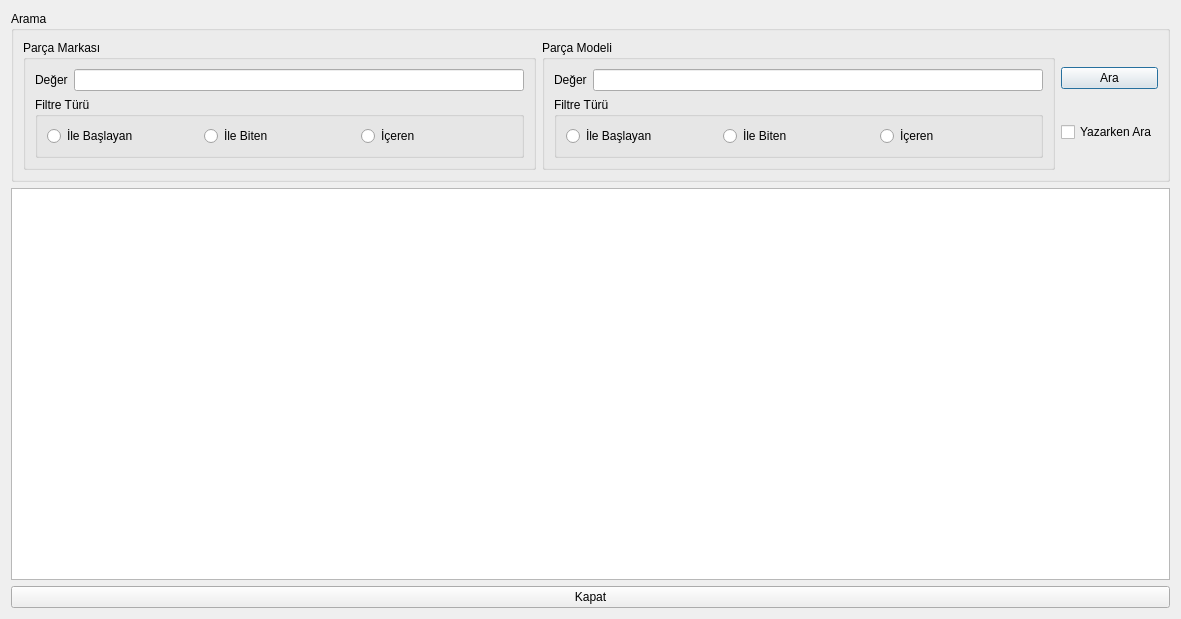
Before: the Qt Designer form Desktop/tekno_market2/TKN_Market/UI/ListeFormlari/tknanakartliste.ui in asirkacar/okulprojesi, drawn with Qt 5.
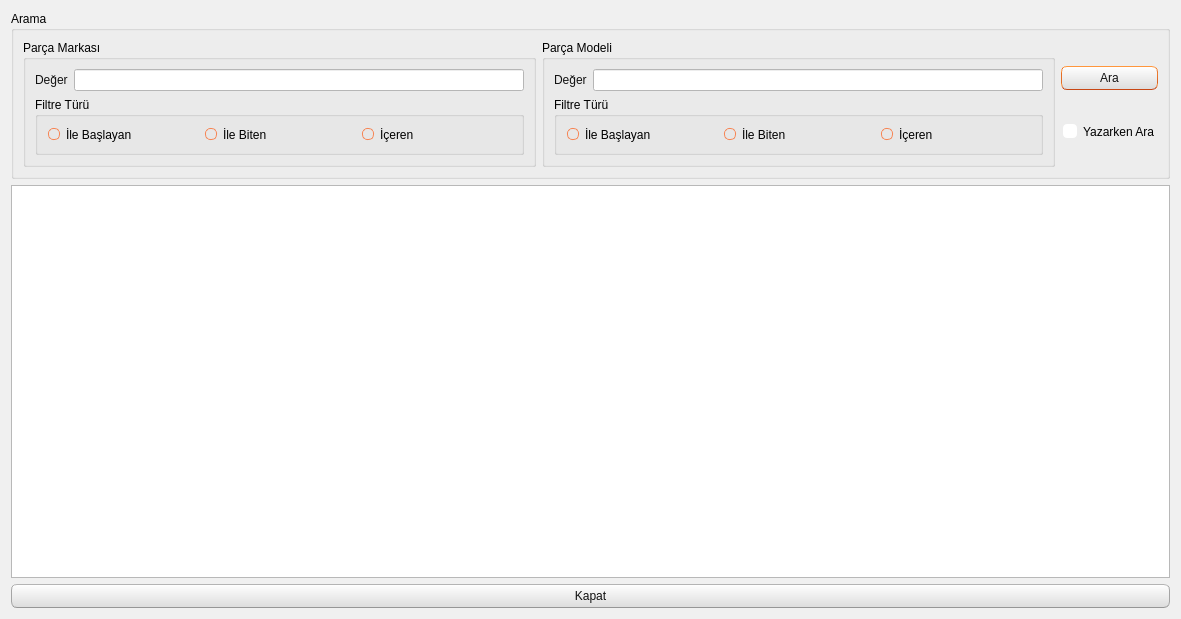
After: the same form once the commit is applied. Icons and pictures are not drawn.

```diff
--- a/Desktop/tekno_market2/TKN_Market/UI/ListeFormlari/tknanakartliste.ui
+++ b/Desktop/tekno_market2/TKN_Market/UI/ListeFormlari/tknanakartliste.ui
@@ -13,6 +13,503 @@
   <property name="windowTitle">
    <string>Dialog</string>
   </property>
+  <property name="styleSheet">
+   <string notr="true">/*
+Ubuntu Style Sheet for QT Applications
+Author: Jaime A. Quiroga P.
+Company: GTRONICK
+Last updated: 09/10/2019 (dd/mm/yyyy), 12:31.
+Available at: https://github.com/GTRONICK/QSS/blob/master/Ubuntu.qss
+*/
+QMainWindow {
+	background-color:#f0f0f0;
+}
+QCheckBox {
+	padding:2px;
+}
+QCheckBox:hover {
+	border:1px solid rgb(255,150,60);
+	border-radius:4px;
+	padding: 1px;
+	background-color:qlineargradient(spread:pad, x1:0.5, y1:1, x2:0.5, y2:0, stop:0 rgba(190, 90, 50, 50), stop:1 rgba(250, 130, 40, 50));
+}
+QCheckBox::indicator:checked {
+	border:1px solid rgb(246, 134, 86);
+	border-radius:4px;
+  	background-color:rgb(246, 134, 86)
+}
+QCheckBox::indicator:unchecked {
+	border-width:1px solid rgb(246, 134, 86);
+	border-radius:4px;
+  	background-color:rgb(255,255,255);
+}
+QColorDialog {
+	background-color:#f0f0f0;
+}
+QComboBox {
+	color:rgb(81,72,65);
+	background: #ffffff;
+}
+QComboBox:editable {
+	selection-color:rgb(81,72,65);
+	selection-background-color: #ffffff;
+}
+QComboBox QAbstractItemView {
+	selection-color: #ffffff;
+	selection-background-color: rgb(246, 134, 86);
+}
+QComboBox:!editable:on, QComboBox::drop-down:editable:on {
+	color:  #1e1d23;	
+}
+QDateTimeEdit, QDateEdit, QDoubleSpinBox, QFontComboBox {
+	color:rgb(81,72,65);
+	background-color: #ffffff;
+}
+
+QDialog {
+	background-color:#f0f0f0;
+}
+
+QLabel,QLineEdit {
+	color:rgb(17,17,17);
+}
+QLineEdit {
+	background-color:rgb(255,255,255);
+	selection-background-color:rgb(236,116,64);
+}
+QMenuBar {
+	color:rgb(223,219,210);
+	background-color:rgb(65,64,59);
+}
+QMenuBar::item {
+	padding-top:4px;
+	padding-left:4px;
+	padding-right:4px;
+	color:rgb(223,219,210);
+	background-color:rgb(65,64,59);
+}
+QMenuBar::item:selected {
+	color:rgb(255,255,255);
+	padding-top:2px;
+	padding-left:2px;
+	padding-right:2px;
+	border-top-width:2px;
+	border-left-width:2px;
+	border-right-width:2px;
+	border-top-right-radius:4px;
+	border-top-left-radius:4px;
+	border-style:solid;
+	background-color:rgb(65,64,59);
+	border-top-color: rgb(47,47,44);
+	border-right-color: qlineargradient(spread:pad, x1:0, y1:1, x2:1, y2:0, stop:0 rgba(90, 87, 78, 255), stop:1 rgba(47,47,44, 255));
+	border-left-color:  qlineargradient(spread:pad, x1:1, y1:0, x2:0, y2:0, stop:0 rgba(90, 87, 78, 255), stop:1 rgba(47,47,44, 255));
+}
+QMenu {
+	color:rgb(223,219,210);
+	background-color:rgb(65,64,59);
+}
+QMenu::item {
+	color:rgb(223,219,210);
+	padding:4px 10px 4px 20px;
+}
+QMenu::item:selected {
+	color:rgb(255,255,255);
+	background-color: qlineargradient(spread:pad, x1:0.5, y1:1, x2:0.5, y2:0, stop:0 rgba(225, 108, 54, 255), stop:1 rgba(246, 134, 86, 255));
+	border-style:solid;
+	border-width:3px;
+	padding:4px 7px 4px 17px;
+	border-bottom-color:qlineargradient(spread:pad, x1:0.5, y1:1, x2:0.5, y2:0, stop:0 rgba(175,85,48,255), stop:1 rgba(236,114,67, 255));
+	border-top-color:qlineargradient(spread:pad, x1:0.5, y1:1, x2:0.5, y2:0, stop:0 rgba(253,156,113,255), stop:1 rgba(205,90,46, 255));
+	border-right-color:qlineargradient(spread:pad, x1:0, y1:0.5, x2:1, y2:0.5, stop:0 rgba(253,156,113,255), stop:1 rgba(205,90,46, 255));
+	border-left-color:qlineargradient(spread:pad, x1:1, y1:0.5, x2:0, y2:0.5, stop:0 rgba(253,156,113,255), stop:1 rgba(205,90,46, 255));
+}
+QPlainTextEdit {
+	border-width: 1px solid transparent;
+	color:rgb(17,17,17);
+	selection-background-color:rgb(236,116,64);
+}
+QProgressBar {
+	text-align: center;
+	color: rgb(0, 0, 0);
+	border: 1px inset rgb(150,150,150); 
+	border-radius: 10px;
+	background-color:rgb(221,221,219);
+}
+QProgressBar::chunk:horizontal {
+	background-color: qlineargradient(spread:pad, x1:0.5, y1:1, x2:0.5, y2:0, stop:0 rgba(225, 108, 54, 255), stop:1 rgba(246, 134, 86, 255));
+	border:1px solid;
+	border-radius:8px;
+	border-bottom-color:qlineargradient(spread:pad, x1:0.5, y1:1, x2:0.5, y2:0, stop:0 rgba(175,85,48,255), stop:1 rgba(236,114,67, 255));
+	border-top-color:qlineargradient(spread:pad, x1:0.5, y1:1, x2:0.5, y2:0, stop:0 rgba(253,156,113,255), stop:1 rgba(205,90,46, 255));
+	border-right-color:qlineargradient(spread:pad, x1:0, y1:0.5, x2:1, y2:0.5, stop:0 rgba(253,156,113,255), stop:1 rgba(205,90,46, 255));
+	border-left-color:qlineargradient(spread:pad, x1:1, y1:0.5, x2:0, y2:0.5, stop:0 rgba(253,156,113,255), stop:1 rgba(205,90,46, 255));
+}
+QPushButton{
+	color:rgb(17,17,17);
+	border-width: 1px;
+	border-radius: 6px;
+	border-bottom-color: rgb(150,150,150);
+	border-right-color: rgb(165,165,165);
+	border-left-color: rgb(165,165,165);
+	border-top-color: rgb(180,180,180);
+	border-style: solid;
+	padding: 4px;
+	background-color: qlineargradient(spread:pad, x1:0.5, y1:1, x2:0.5, y2:0, stop:0 rgba(220, 220, 220, 255), stop:1 rgba(255, 255, 255, 255));
+}
+QPushButton:hover{
+	color:rgb(17,17,17);
+	border-width: 1px;
+	border-radius:6px;
+	border-top-color: rgb(255,150,60);
+	border-right-color: qlineargradient(spread:pad, x1:0, y1:1, x2:1, y2:0, stop:0 rgba(200, 70, 20, 255), stop:1 rgba(255,150,60, 255));
+	border-left-color:  qlineargradient(spread:pad, x1:1, y1:0, x2:0, y2:0, stop:0 rgba(200, 70, 20, 255), stop:1 rgba(255,150,60, 255));
+	border-bottom-color: rgb(200,70,20);
+	border-style: solid;
+	padding: 2px;
+	background-color: qlineargradient(spread:pad, x1:0.5, y1:1, x2:0.5, y2:0, stop:0 rgba(220, 220, 220, 255), stop:1 rgba(255, 255, 255, 255));
+}
+QPushButton:default{
+	color:rgb(17,17,17);
+	border-width: 1px;
+	border-radius:6px;
+	border-top-color: rgb(255,150,60);
+	border-right-color: qlineargradient(spread:pad, x1:0, y1:1, x2:1, y2:0, stop:0 rgba(200, 70, 20, 255), stop:1 rgba(255,150,60, 255));
+	border-left-color:  qlineargradient(spread:pad, x1:1, y1:0, x2:0, y2:0, stop:0 rgba(200, 70, 20, 255), stop:1 rgba(255,150,60, 255));
+	border-bottom-color: rgb(200,70,20);
+	border-style: solid;
+	padding: 2px;
+	background-color: qlineargradient(spread:pad, x1:0.5, y1:1, x2:0.5, y2:0, stop:0 rgba(220, 220, 220, 255), stop:1 rgba(255, 255, 255, 255));
+}
+QPushButton:pressed{
+	color:rgb(17,17,17);
+	border-width: 1px;
+	border-radius: 6px;
+	border-width: 1px;
+	border-top-color: rgba(255,150,60,200);
+	border-right-color: qlineargradient(spread:pad, x1:0, y1:1, x2:1, y2:0, stop:0 rgba(200, 70, 20, 255), stop:1 rgba(255,150,60, 200));
+	border-left-color:  qlineargradient(spread:pad, x1:1, y1:0, x2:0, y2:0, stop:0 rgba(200, 70, 20, 255), stop:1 rgba(255,150,60, 200));
+	border-bottom-color: rgba(200,70,20,200);
+	border-style: solid;
+	padding: 2px;
+	background-color: qlineargradient(spread:pad, x1:0.5, y1:0, x2:0.5, y2:1, stop:0 rgba(220, 220, 220, 255), stop:1 rgba(255, 255, 255, 255));
+}
+QPushButton:disabled{
+	color:rgb(174,167,159);
+	border-width: 1px;
+	border-radius: 6px;
+	background-color: qlineargradient(spread:pad, x1:0.5, y1:1, x2:0.5, y2:0, stop:0 rgba(200, 200, 200, 255), stop:1 rgba(230, 230, 230, 255));
+}
+QRadioButton {
+	padding: 1px;
+}
+QRadioButton::indicator:checked {
+	height: 10px;
+	width: 10px;
+	border-style:solid;
+	border-radius:5px;
+	border-width: 1px;
+	border-color: rgba(246, 134, 86, 255);
+	color: #a9b7c6;
+	background-color:rgba(246, 134, 86, 255);
+}
+QRadioButton::indicator:!checked {
+	height: 10px;
+	width: 10px;
+	border-style:solid;
+	border-radius:5px;
+	border-width: 1px;
+	border-color: rgb(246, 134, 86);
+	color: #a9b7c6;
+	background-color: transparent;
+}
+QScrollArea {
+	color: white;
+	background-color:#f0f0f0;
+}
+QSlider::groove {
+	border-style: solid;
+	border-width: 1px;
+	border-color: rgb(207,207,207);
+}
+QSlider::groove:horizontal {
+	height: 5px;
+	background: rgb(246, 134, 86);
+}
+QSlider::groove:vertical {
+	width: 5px;
+	background: rgb(246, 134, 86);
+}
+QSlider::handle:horizontal {
+	background: rgb(253,253,253);
+	border-style: solid;
+	border-width: 1px;
+	border-color: rgb(207,207,207);
+	width: 12px;
+	margin: -5px 0;
+	border-radius: 7px;
+}
+QSlider::handle:vertical {
+	background: rgb(253,253,253);
+	border-style: solid;
+	border-width: 1px;
+	border-color: rgb(207,207,207);
+	height: 12px;
+	margin: 0 -5px;
+	border-radius: 7px;
+}
+QSlider::add-page:horizontal, QSlider::add-page:vertical {
+ 	background: white;
+}
+QSlider::sub-page:horizontal, QSlider::sub-page:vertical {
+	background: rgb(246, 134, 86);
+}
+QStatusBar, QSpinBox {
+	color:rgb(81,72,65);
+}
+QSpinBox {
+	background-color: #ffffff;
+}
+QScrollBar:horizontal {
+	max-height: 20px;
+	border: 1px transparent;
+	margin: 0px 20px 0px 20px;
+}
+QScrollBar::handle:horizontal {
+	background: rgb(253,253,253);
+	border: 1px solid rgb(207,207,207);
+	border-radius: 7px;
+	min-width: 25px;
+}
+QScrollBar::handle:horizontal:hover {
+	background: rgb(253,253,253);
+	border: 1px solid rgb(255,150,60);
+	border-radius: 7px;
+	min-width: 25px;
+}
+QScrollBar::add-line:horizontal {
+  	border: 1px solid rgb(207,207,207);
+  	border-top-right-radius: 7px;
+  	border-top-left-radius: 7px;
+  	border-bottom-right-radius: 7px;
+  	background: rgb(255, 255, 255);
+  	width: 20px;
+  	subcontrol-position: right;
+  	subcontrol-origin: margin;
+}
+QScrollBar::add-line:horizontal:hover {
+  	border: 1px solid rgb(255,150,60);
+  	border-top-right-radius: 7px;
+  	border-top-left-radius: 7px;
+  	border-bottom-right-radius: 7px;
+  	background: rgb(255, 255, 255);
+  	width: 20px;
+  	subcontrol-position: right;
+  	subcontrol-origin: margin;
+}
+QScrollBar::add-line:horizontal:pressed {
+  	border: 1px solid grey;
+  	border-top-left-radius: 7px;
+  	border-top-right-radius: 7px;
+  	border-bottom-right-radius: 7px;
+  	background: rgb(231,231,231);
+  	width: 20px;
+  	subcontrol-position: right;
+  	subcontrol-origin: margin;
+}
+QScrollBar::sub-line:horizontal {
+  	border: 1px solid rgb(207,207,207);
+  	border-top-right-radius: 7px;
+  	border-top-left-radius: 7px;
+  	border-bottom-left-radius: 7px;
+  	background: rgb(255, 255, 255);
+  	width: 20px;
+  	subcontrol-position: left;
+  	subcontrol-origin: margin;
+}
+QScrollBar::sub-line:horizontal:hover {
+  	border: 1px solid rgb(255,150,60);
+  	border-top-right-radius: 7px;
+  	border-top-left-radius: 7px;
+  	border-bottom-left-radius: 7px;
+  	background: rgb(255, 255, 255);
+  	width: 20px;
+  	subcontrol-position: left;
+  	subcontrol-origin: margin;
+}
+QScrollBar::sub-line:horizontal:pressed {
+  	border: 1px solid grey;
+  	border-top-right-radius: 7px;
+  	border-top-left-radius: 7px;
+  	border-bottom-left-radius: 7px;
+  	background: rgb(231,231,231);
+  	width: 20px;
+  	subcontrol-position: left;
+  	subcontrol-origin: margin;
+}
+QScrollBar::left-arrow:horizontal {
+  	border: 1px transparent grey;
+  	border-top-left-radius: 3px;
+  	border-bottom-left-radius: 3px;
+  	width: 6px;
+  	height: 6px;
+  	background: rgb(230,230,230);
+}
+QScrollBar::right-arrow:horizontal {
+	border: 1px transparent grey;
+	border-top-right-radius: 3px;
+	border-bottom-right-radius: 3px;
+  	width: 6px;
+  	height: 6px;
+ 	background: rgb(230,230,230);
+}
+QScrollBar::add-page:horizontal, QScrollBar::sub-page:horizontal {
+ 	background: none;
+} 
+QScrollBar:vertical {
+	max-width: 20px;
+	border: 1px transparent grey;
+	margin: 20px 0px 20px 0px;
+}
+QScrollBar::add-line:vertical {
+	border: 1px solid;
+	border-color: rgb(207,207,207);
+	border-bottom-right-radius: 7px;
+	border-bottom-left-radius: 7px;
+	border-top-left-radius: 7px;
+	background: rgb(255, 255, 255);
+  	height: 20px;
+  	subcontrol-position: bottom;
+  	subcontrol-origin: margin;
+}
+QScrollBar::add-line:vertical:hover {
+  	border: 1px solid;
+  	border-color: rgb(255,150,60);
+  	border-bottom-right-radius: 7px;
+  	border-bottom-left-radius: 7px;
+  	border-top-left-radius: 7px;
+  	background: rgb(255, 255, 255);
+  	height: 20px;
+  	subcontrol-position: bottom;
+  	subcontrol-origin: margin;
+}
+QScrollBar::add-line:vertical:pressed {
+  	border: 1px solid grey;
+  	border-bottom-left-radius: 7px;
+  	border-bottom-right-radius: 7px;
+  	border-top-left-radius: 7px;
+  	background: rgb(231,231,231);
+  	height: 20px;
+  	subcontrol-position: bottom;
+  	subcontrol-origin: margin;
+}
+QScrollBar::sub-line:vertical {
+  	border: 1px solid rgb(207,207,207);
+  	border-top-right-radius: 7px;
+  	border-top-left-radius: 7px;
+  	border-bottom-left-radius: 7px;
+  	background: rgb(255, 255, 255);
+  	height: 20px;
+  	subcontrol-position: top;
+  	subcontrol-origin: margin;
+}
+QScrollBar::sub-line:vertical:hover {
+  	border: 1px solid rgb(255,150,60);
+  	border-top-right-radius: 7px;
+  	border-top-left-radius: 7px;
+  	border-bottom-left-radius: 7px;
+	background: rgb(255, 255, 255);
+  	height: 20px;
+  	subcontrol-position: top;
+  	subcontrol-origin: margin;
+}
+QScrollBar::sub-line:vertical:pressed {
+  	border: 1px solid grey;
+  	border-top-left-radius: 7px;
+  	border-top-right-radius: 7px;
+  	background: rgb(231,231,231);
+ 	height: 20px;
+  	subcontrol-position: top;
+  	subcontrol-origin: margin;
+}
+QScrollBar::handle:vertical {
+	background: rgb(253,253,253);
+	border: 1px solid rgb(207,207,207);
+	border-radius: 7px;
+	min-height: 25px;
+}
+QScrollBar::handle:vertical:hover {
+	background: rgb(253,253,253);
+	border: 1px solid rgb(255,150,60);
+	border-radius: 7px;
+	min-height: 25px;
+}
+QScrollBar::up-arrow:vertical {
+	border: 1px transparent grey;
+  	border-top-left-radius: 3px;
+	border-top-right-radius: 3px;
+  	width: 6px;
+  	height: 6px;
+  	background: rgb(230,230,230);
+}
+QScrollBar::down-arrow:vertical {
+  	border: 1px transparent grey;
+  	border-bottom-left-radius: 3px;
+  	border-bottom-right-radius: 3px;
+  	width: 6px;
+  	height: 6px;
+  	background: rgb(230,230,230);
+}
+QScrollBar::add-page:vertical, QScrollBar::sub-page:vertical {
+  	background: none;
+}
+QTabWidget {
+	color:rgb(0,0,0);
+	background-color:rgb(247,246,246);
+}
+QTabWidget::pane {
+	border-color: rgb(180,180,180);
+	background-color:rgb(247,246,246);
+	border-style: solid;
+	border-width: 1px;
+  	border-radius: 6px;
+}
+QTabBar::tab {
+	padding-left:4px;
+	padding-right:4px;
+	padding-bottom:2px;
+	padding-top:2px;
+	color:rgb(81,72,65);
+  	background-color: qlineargradient(spread:pad, x1:0.5, y1:1, x2:0.5, y2:0, stop:0 rgba(221,218,217,255), stop:1 rgba(240,239,238,255));
+	border-style: solid;
+	border-width: 1px;
+  	border-top-right-radius:4px;
+	border-top-left-radius:4px;
+	border-top-color: rgb(180,180,180);
+	border-left-color: rgb(180,180,180);
+	border-right-color: rgb(180,180,180);
+	border-bottom-color: transparent;
+}
+QTabBar::tab:selected, QTabBar::tab:last:selected, QTabBar::tab:hover {
+  	background-color:rgb(247,246,246);
+  	margin-left: 0px;
+  	margin-right: 1px;
+}
+QTabBar::tab:!selected {
+	margin-top: 1px;
+	margin-right: 1px;
+}
+QTextEdit {
+	border-width: 1px;
+	border-style: solid;
+	border-color:transparent;
+	color:rgb(17,17,17);
+	selection-background-color:rgb(236,116,64);
+}
+QTimeEdit, QToolBox, QToolBox::tab, QToolBox::tab:selected {
+	color:rgb(81,72,65);
+	background-color: #ffffff;
+}</string>
+  </property>
   <layout class="QVBoxLayout" name="verticalLayout_4">
    <item>
     <widget class="QGroupBox" name="groupBox">
```
Left out of the diff: 12 changed lines with no effect on the pictures.
